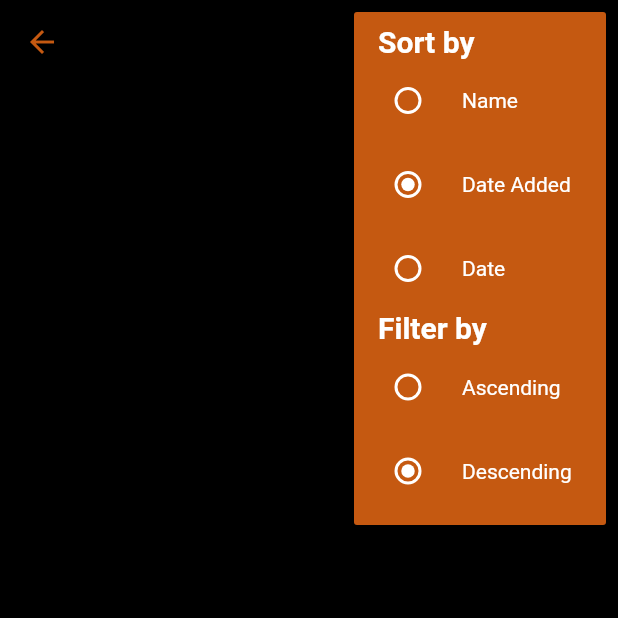
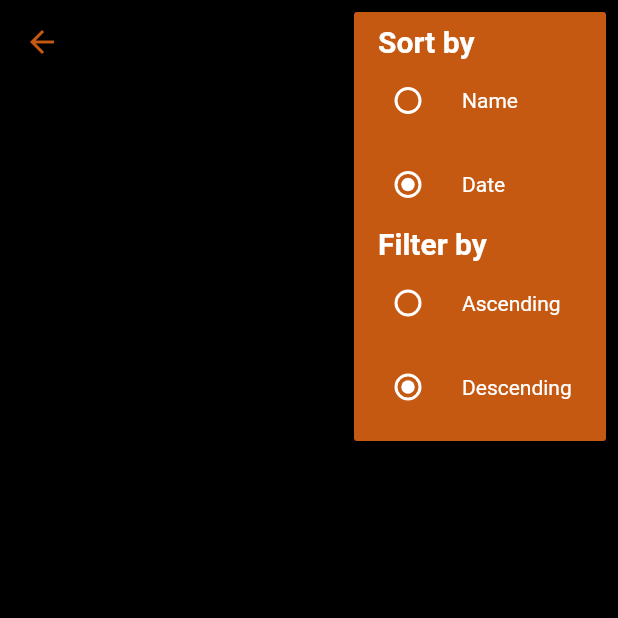
Before and after one commit to razstvien01/boardhub, a Flutter app: the CategoryPage screen opened directly with empty values, after a tap on the "sort" icon, on a phone screen of 412 x 824 dp, the top half of it. Run offline on Flutter 3.47's test engine with Material 2 defaults, Android fonts, the light colour scheme and no system bars; our stand-ins replace cloud_firestore, curved_navigation_bar, dropdown_button2, firebase_auth, firebase_core, firebase_storage and 6 more; accounts and stored records are empty; network calls fail.

Commit message:
fix some little erros

```diff
--- a/lib/screens/category/category.dart
+++ b/lib/screens/category/category.dart
@@ -8,7 +8,7 @@ import '../../models/item_model.dart';
 import '../../ud_widgets/house_card.dart';
 import '../home/components/details_screen.dart';
 
-enum SortOption { name, date, date_added }
+enum SortOption { name, date }
 
 enum FilterOption { ascending, descending }
 
@@ -24,7 +24,7 @@ class CategoryPage extends StatefulWidget {
 class _CategoryPageState extends State<CategoryPage> {
   List<Item> _items = [];
   Timer? _timer;
-  SortOption? _selectedSortOption = SortOption.date_added;
+  SortOption? _selectedSortOption = SortOption.date;
   FilterOption? _selectedFilterOption = FilterOption.descending;
 
   @override
@@ -77,24 +77,6 @@ class _CategoryPageState extends State<CategoryPage> {
                       RadioListTile<SortOption>(
                         title: Text('Name', style: kSmallTextStyle),
                         value: SortOption.name,
-                        groupValue: _selectedSortOption,
-                        onChanged: (SortOption? value) {
-                          setState(() {
-                            _selectedSortOption = value;
-                          });
-
-                          Navigator.pop(context);
-                        },
-                        activeColor: Colors.white,
-                        selectedTileColor: Colors.transparent,
-                        tileColor: kPrimaryColor,
-                      ),
-                      RadioListTile<SortOption>(
-                        title: Text(
-                          'Date Added',
-                          style: kSmallTextStyle,
-                        ),
-                        value: SortOption.date_added,
                         groupValue: _selectedSortOption,
                         onChanged: (SortOption? value) {
                           setState(() {
@@ -235,24 +217,6 @@ class _CategoryPageState extends State<CategoryPage> {
                   return dateTimeA.compareTo(dateTimeB);
                 });
               }
-            } else if (_selectedSortOption == SortOption.date_added) {
-              if (_selectedFilterOption == FilterOption.descending) {
-                _items.sort((a, b) {
-                  DateTime dateTimeA = DateTime.parse(
-                      "${a.favAddTime.split(" – ")[0]} ${a.favAddTime.split(" – ")[1]}");
-                  DateTime dateTimeB = DateTime.parse(
-                      "${b.favAddTime.split(" – ")[0]} ${b.favAddTime.split(" – ")[1]}");
-                  return dateTimeB.compareTo(dateTimeA);
-                });
-              } else {
-                _items.sort((a, b) {
-                  DateTime dateTimeA = DateTime.parse(
-                      "${a.favAddTime.split(" – ")[0]} ${a.favAddTime.split(" – ")[1]}");
-                  DateTime dateTimeB = DateTime.parse(
-                      "${b.favAddTime.split(" – ")[0]} ${b.favAddTime.split(" – ")[1]}");
-                  return dateTimeA.compareTo(dateTimeB);
-                });
-              }
             } else if (_selectedSortOption == SortOption.name) {
               if (_selectedFilterOption == FilterOption.descending) {
                 _items.sort((a, b) => b.title!.compareTo(a.title!));
--- a/lib/ud_widgets/select_category.dart
+++ b/lib/ud_widgets/select_category.dart
@@ -61,7 +61,7 @@ class _SelectCategoryState extends State<SelectCategory> {
           categoryButton(Icons.apartment_rounded, "Apartment"),
           categoryButton(LineIcons.building, 'Condo'),
           categoryButton(Icons.villa_rounded, "Villa"),
-          categoryButton(Icons.castle_rounded, "Castles"),
+          categoryButton(Icons.castle_rounded, "Castle"),
 
         ],
       ),
```
Also changed, not shown: lib/screens/favorite/favorite.dart (+0 -7 lines).
